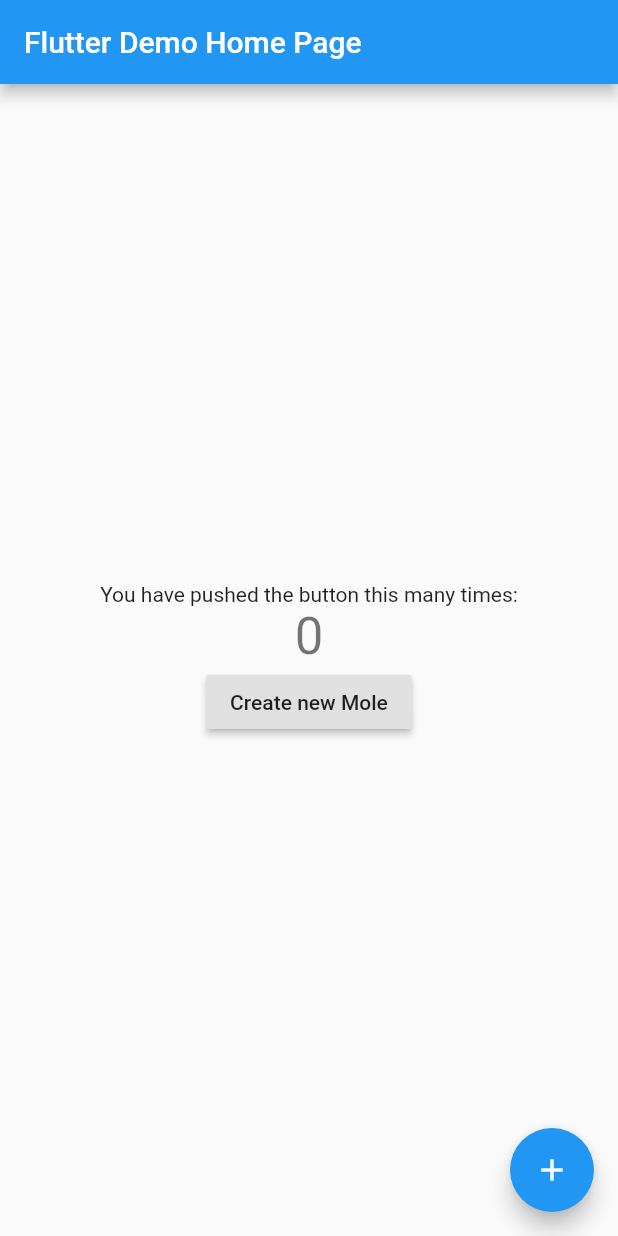
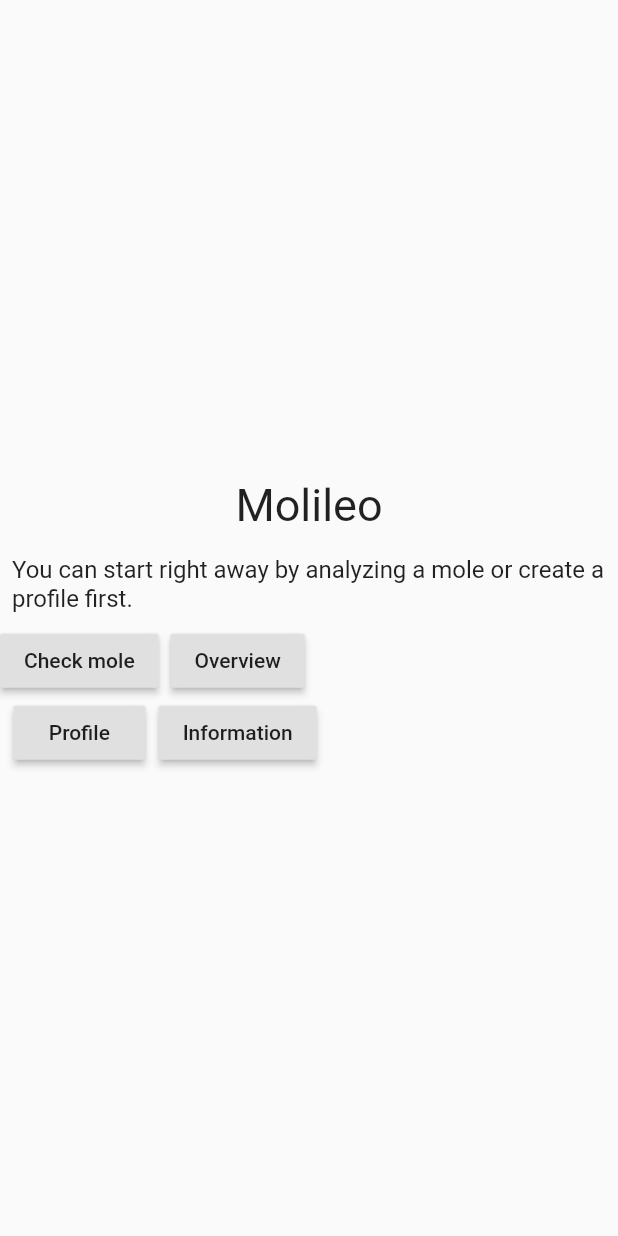
Before and after one commit to Sopranoe/Molileo, a Flutter app: the screen it shows after launch, on a phone screen of 412 x 824 dp. Run offline on Flutter 3.47's test engine with Material 2 defaults, Android fonts, the phone set to English and light mode, and no system bars; our stand-ins replace camera.

Commit message:
added basic homescreen

```diff
--- a/frontend_molileo/lib/main.dart
+++ b/frontend_molileo/lib/main.dart
@@ -4,21 +4,11 @@ import 'camerascreen/camera_screen.dart';
 void main() => runApp(MyApp());
 
 class MyApp extends StatelessWidget {
-  // This widget is the root of your application.
   @override
   Widget build(BuildContext context) {
     return MaterialApp(
-      title: 'Flutter Demo',
+      title: 'Molileo',
       theme: ThemeData(
-        // This is the theme of your application.
-        //
-        // Try running your application with "flutter run". You'll see the
-        // application has a blue toolbar. Then, without quitting the app, try
-        // changing the primarySwatch below to Colors.green and then invoke
-        // "hot reload" (press "r" in the console where you ran "flutter run",
-        // or simply save your changes to "hot reload" in a Flutter IDE).
-        // Notice that the counter didn't reset back to zero; the application
-        // is not restarted.
         primarySwatch: Colors.blue,
       ),
       home: MyHomePage(title: 'Flutter Demo Home Page'),
@@ -28,16 +18,6 @@ class MyApp extends StatelessWidget {
 
 class MyHomePage extends StatefulWidget {
   MyHomePage({Key key, this.title}) : super(key: key);
-
-  // This widget is the home page of your application. It is stateful, meaning
-  // that it has a State object (defined below) that contains fields that affect
-  // how it looks.
-
-  // This class is the configuration for the state. It holds the values (in this
-  // case the title) provided by the parent (in this case the App widget) and
-  // used by the build method of the State. Fields in a Widget subclass are
-  // always marked "final".
-
   final String title;
 
   @override
@@ -45,77 +25,80 @@ class MyHomePage extends StatefulWidget {
 }
 
 class _MyHomePageState extends State<MyHomePage> {
-  int _counter = 0;
-
-  void _incrementCounter() {
-    setState(() {
-      // This call to setState tells the Flutter framework that something has
-      // changed in this State, which causes it to rerun the build method below
-      // so that the display can reflect the updated values. If we changed
-      // _counter without calling setState(), then the build method would not be
-      // called again, and so nothing would appear to happen.
-      _counter++;
-    });
-  }
-
   @override
   Widget build(BuildContext context) {
-    // This method is rerun every time setState is called, for instance as done
-    // by the _incrementCounter method above.
-    //
-    // The Flutter framework has been optimized to make rerunning build methods
-    // fast, so that you can just rebuild anything that needs updating rather
-    // than having to individually change instances of widgets.
     return Scaffold(
-      appBar: AppBar(
-        // Here we take the value from the MyHomePage object that was created by
-        // the App.build method, and use it to set our appbar title.
-        title: Text(widget.title),
-      ),
-      body: Center(
-        // Center is a layout widget. It takes a single child and positions it
-        // in the middle of the parent.
-        child: Column(
-          // Column is also a layout widget. It takes a list of children and
-          // arranges them vertically. By default, it sizes itself to fit its
-          // children horizontally, and tries to be as tall as its parent.
-          //
-          // Invoke "debug painting" (press "p" in the console, choose the
-          // "Toggle Debug Paint" action from the Flutter Inspector in Android
-          // Studio, or the "Toggle Debug Paint" command in Visual Studio Code)
-          // to see the wireframe for each widget.
-          //
-          // Column has various properties to control how it sizes itself and
-          // how it positions its children. Here we use mainAxisAlignment to
-          // center the children vertically; the main axis here is the vertical
-          // axis because Columns are vertical (the cross axis would be
-          // horizontal).
+      body: new Center(
+        child: new Column(
           mainAxisAlignment: MainAxisAlignment.center,
           children: <Widget>[
-            Text(
-              'You have pushed the button this many times:',
+            Padding(
+              padding: const EdgeInsets.all(8.0),
+              child: new Text('Molileo', style: new TextStyle(fontSize: 30.0)),
             ),
-            Text(
-              '$_counter',
-              style: Theme.of(context).textTheme.display1,
+            Padding(
+              padding: const EdgeInsets.all(8.0),
+              child: new Text(
+                  'You can start right away by analyzing a mole or create a profile first.',
+                  style: new TextStyle(fontSize: 16.0)),
             ),
+            new Row(
+              children: <Widget>[
+                new Column(
+                  mainAxisAlignment: MainAxisAlignment.center,
+                  children: <Widget>[
                     RaisedButton(
-              child: Text('Create new Mole'),
+                      child: Text('Check mole'),
                       onPressed: () {
                         Navigator.push(
                           context,
-                  MaterialPageRoute(builder: (context) => CameraScreen()),
+                          MaterialPageRoute(
+                              builder: (context) => CameraScreen()),
+                        );
+                      },
+                    ),
+                    RaisedButton(
+                      child: Text('Profile'),
+                      onPressed: () {
+                        Navigator.push(
+                          context,
+                          MaterialPageRoute(
+                              builder: (context) => CameraScreen()),
+                        );
+                      },
+                    ),
+                  ],
+                ),
+                new Column(
+                  mainAxisAlignment: MainAxisAlignment.center,
+                  children: <Widget>[
+                    RaisedButton(
+                      child: Text('Overview'),
+                      onPressed: () {
+                        Navigator.push(
+                          context,
+                          MaterialPageRoute(
+                              builder: (context) => CameraScreen()),
+                        );
+                      },
+                    ),
+                    RaisedButton(
+                      child: Text('Information'),
+                      onPressed: () {
+                        Navigator.push(
+                          context,
+                          MaterialPageRoute(
+                              builder: (context) => CameraScreen()),
                         );
                       },
                     )
                   ],
                 ),
+              ],
             ),
-      floatingActionButton: FloatingActionButton(
-        onPressed: _incrementCounter,
-        tooltip: 'Increment',
-        child: Icon(Icons.add),
-      ), // This trailing comma makes auto-formatting nicer for build methods.
+          ],
+        ),
+      ),
     );
   }
 }
```
Lines whose indentation alone changed are shown as unchanged.
